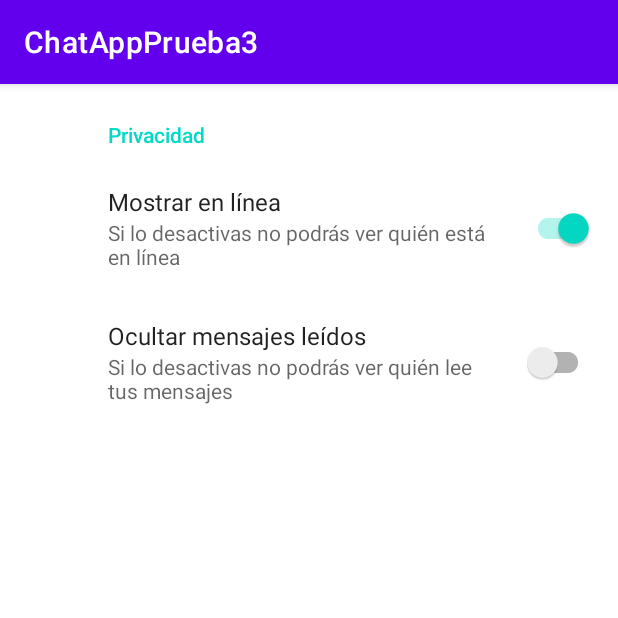
After one commit to Lulabudy/ChatApp, an Android app: the fragment SettingsFragment shown on its own in the app's theme, on a phone screen of 412 x 824 dp, the top half of it. The commit adds this screen. Run offline under Robolectric (Android 15) with nearby library versions, the phone set to English and light mode, and no system bars; our stand-ins replace Firebase (no records; nobody signed in at launch, a user with empty details on screens opened directly), androidx.preference; libraries missing offline, so code that uses them is left out: com.firebase.ui.

Commit message:
Construccion del sistema de preferencias

```diff
--- a/app/build.gradle
+++ b/app/build.gradle
@@ -45,6 +45,7 @@ dependencies {
     implementation 'com.github.bumptech.glide:glide:4.11.0'
     implementation 'androidx.legacy:legacy-support-v4:1.0.0'
     implementation 'com.google.firebase:firebase-storage:19.2.1'
+    implementation 'androidx.preference:preference:1.1.1'
     annotationProcessor 'com.github.bumptech.glide:compiler:4.11.0'
     implementation 'androidx.annotation:annotation:1.1.0'
     testImplementation 'junit:junit:4.+'
--- a/app/src/main/java/com/example/chatappprueba3/ui/login/RegisterFragment.java
+++ b/app/src/main/java/com/example/chatappprueba3/ui/login/RegisterFragment.java
@@ -157,9 +157,7 @@ public class RegisterFragment extends Fragment {
                     user.setDate(MyCalendar.getCurrentDateTime());
                     user.setEmail(firebaseUser.getEmail());
                     user.setAvatar(url);
-                    Log.i("test", "yendo ainsertuser");
-
-                    Log.i("test", register? "trueCREATEUSER":"falseCREATEUSER");
+                    user.setShowOnlinePrivacy(true);
                     insertUser(user);
                 } else {
                     Toast.makeText(getActivity(), "Ocurrio un fallo inesperado", Toast.LENGTH_SHORT).show();
--- /dev/null
+++ b/app/src/main/java/com/example/chatappprueba3/ui/settings/SettingsFragment.java
@@ -0,0 +1,117 @@
+package com.example.chatappprueba3.ui.settings;
+
+import android.content.SharedPreferences;
+import android.os.Bundle;
+import android.widget.Toast;
+
+import androidx.annotation.NonNull;
+import androidx.preference.PreferenceFragmentCompat;
+import androidx.preference.PreferenceManager;
+import androidx.preference.SwitchPreference;
+import androidx.preference.SwitchPreferenceCompat;
+
+import com.example.chatappprueba3.R;
+import com.google.android.gms.tasks.OnSuccessListener;
+import com.google.firebase.auth.FirebaseAuth;
+import com.google.firebase.auth.FirebaseUser;
+import com.google.firebase.database.DataSnapshot;
+import com.google.firebase.database.DatabaseError;
+import com.google.firebase.database.DatabaseReference;
+import com.google.firebase.database.FirebaseDatabase;
+import com.google.firebase.database.ValueEventListener;
+
+import static com.firebase.ui.auth.AuthUI.getApplicationContext;
+
+public class SettingsFragment extends PreferenceFragmentCompat implements SharedPreferences.OnSharedPreferenceChangeListener {
+
+    public SwitchPreferenceCompat showOnlinePref;
+    private FirebaseUser firebaseAuth;
+    private FirebaseDatabase firebaseDatabase;
+    private DatabaseReference ref;
+    //private SharedPreferences preferences = PreferenceManager.getDefaultSharedPreferences(getActivity().getApplicationContext());
+    //private SharedPreferences.Editor editor = preferences.edit();
+    @Override
+    public void onCreatePreferences(Bundle savedInstanceState, String rootKey) {
+        setPreferencesFromResource(R.xml.root_preferences, rootKey);
+        setHasOptionsMenu(true);
+
+        showOnlinePref = (SwitchPreferenceCompat) findPreference("online");
+        //showOnlinePref.setEnabled(true);
+        firebaseAuth = FirebaseAuth.getInstance().getCurrentUser();
+        firebaseDatabase = FirebaseDatabase.getInstance();
+        ref = firebaseDatabase.getReference("Users").child(firebaseAuth.getUid());
+    }
+
+
+    public void onSharedPreferenceChanged(SharedPreferences sharedPreferences, String key){
+        if (key.equals("online")) {
+            boolean showOnline = sharedPreferences.getBoolean("online", true);
+
+            if (showOnline) {
+                showOnlinePref.setSummary("Enabled");
+
+                ref.addListenerForSingleValueEvent(new ValueEventListener() {
+                    @Override
+                    public void onDataChange(@NonNull DataSnapshot snapshot) {
+                        ref.child("showOnlinePrivacy").setValue(true);
+                    }
+
+                    @Override
+                    public void onCancelled(@NonNull DatabaseError error) {
+
+                    }
+                });
+            } else {
+                showOnlinePref.setSummary("Disabled");
+                ref.addListenerForSingleValueEvent(new ValueEventListener() {
+                    @Override
+                    public void onDataChange(@NonNull DataSnapshot snapshot) {
+                        ref.child("showOnlinePrivacy").setValue(false);
+                    }
+
+                    @Override
+                    public void onCancelled(@NonNull DatabaseError error) {
+
+                    }
+                });
+            }
+        }
+    }
+
+    @Override
+    public void onResume() {
+        super.onResume();
+
+        SharedPreferences preferences = PreferenceManager.getDefaultSharedPreferences(getContext());
+
+        boolean showOnline = preferences.getBoolean("online", true);
+        //Do whatever you want here. This is an example.
+        if (showOnline) {
+            showOnlinePref.setSummary("Enabled");
+            ref.addListenerForSingleValueEvent(new ValueEventListener() {
+                @Override
+                public void onDataChange(@NonNull DataSnapshot snapshot) {
+                    ref.child("showOnlinePrivacy").setValue(true);
+                }
+
+                @Override
+                public void onCancelled(@NonNull DatabaseError error) {
+
+                }
+            });
+        } else {
+            showOnlinePref.setSummary("Disabled");
+            ref.addListenerForSingleValueEvent(new ValueEventListener() {
+                @Override
+                public void onDataChange(@NonNull DataSnapshot snapshot) {
+                    ref.child("showOnlinePrivacy").setValue(false);
+                }
+
+                @Override
+                public void onCancelled(@NonNull DatabaseError error) {
+
+                }
+            });
+        }
+    }
+}
--- a/app/src/main/res/drawable/circular_button_green.xml
+++ b/app/src/main/res/drawable/circular_button_green.xml
@@ -3,7 +3,7 @@
     android:color="#008783">
     <item>
         <shape android:shape="oval">
-            <solid android:color="#008783"/>
+            <solid android:color="@color/mainGreen"/>
         </shape>
     </item>
 </ripple>
--- a/app/src/main/res/drawable/rectangle_green.xml
+++ b/app/src/main/res/drawable/rectangle_green.xml
@@ -2,6 +2,6 @@
 <shape xmlns:android="http://schemas.android.com/apk/res/android"
     android:shape="rectangle">
     <corners android:radius="5dp" />
-    <solid android:color="#D1FFD7"></solid>
+    <solid android:color="@color/myMessageGreen"></solid>
 
 </shape>
--- a/app/src/main/res/drawable/rectangle_white.xml
+++ b/app/src/main/res/drawable/rectangle_white.xml
@@ -2,6 +2,6 @@
 <shape xmlns:android="http://schemas.android.com/apk/res/android"
     android:shape="rectangle">
     <corners android:radius="5dp" />
-    <solid android:color="#FFFFFF"></solid>
+    <solid android:color="@color/white"></solid>
 
 </shape>
--- a/app/src/main/res/layout/app_bar_main.xml
+++ b/app/src/main/res/layout/app_bar_main.xml
@@ -15,7 +15,7 @@
             android:id="@+id/toolbar"
             android:layout_width="match_parent"
             android:layout_height="?attr/actionBarSize"
-            android:background="#008783"
+            android:background="@color/mainGreen"
             app:popupTheme="@style/Theme.ChatAppPrueba3.PopupOverlay" />
 
     </com.google.android.material.appbar.AppBarLayout>
--- a/app/src/main/res/values/styles.xml
+++ b/app/src/main/res/values/styles.xml
@@ -7,11 +7,11 @@
 
     </style>
 
-    <style name="Button.Default" parent="ThemeOverlay.AppCompat">
+    <style name="Button.Default" parent="ThemeOverlay.AppCompat" value="#D6D6D6">
         <item name="colorPrimary">#D6D6D6</item>
     </style>
 
-    <style name="Button.Pressed" parent="ThemeOverlay.AppCompat">
+    <style name="Button.Pressed" parent="ThemeOverlay.AppCompat" value="">
         <item name="colorPrimary">#6E6E6E</item>
     </style>
 
--- /dev/null
+++ b/app/src/main/res/xml/root_preferences.xml
@@ -0,0 +1,24 @@
+<PreferenceScreen xmlns:tools="http://schemas.android.com/tools"
+    xmlns:android="http://schemas.android.com/apk/res/android"
+    xmlns:app="http://schemas.android.com/apk/res-auto">
+
+
+
+    <PreferenceCategory app:title="Privacidad">
+
+        <SwitchPreferenceCompat
+            app:key="online"
+            app:defaultValue="true"
+            app:summaryOff="Si lo desactivas no podrás ver quién está en línea"
+            app:summaryOn="Si lo desactivas no podrás ver quién está en línea"
+            app:title="Mostrar en línea" />
+
+        <SwitchPreferenceCompat
+            app:key="read"
+            app:summaryOff="Si lo desactivas no podrás ver quién lee tus mensajes"
+            app:summaryOn="Si lo desactivas no podrás ver quién lee tus mensajes"
+            app:title="Ocultar mensajes leídos" />
+
+    </PreferenceCategory>
+
+</PreferenceScreen>
```
Also changed, not shown: app/src/main/java/com/example/chatappprueba3/ChatActivity.java (+16 -14 lines), app/src/main/java/com/example/chatappprueba3/MainActivity.java (+22 -2 lines), app/src/main/java/com/example/chatappprueba3/clases/User.java (+11 -2 lines), app/src/main/res/layout/activity_chat.xml (+13 -14 lines), app/src/main/res/navigation/mobile_navigation.xml (+7 -5 lines), app/src/main/res/values/arrays.xml (added, +12 -0 lines), app/src/main/res/values/colors.xml (+12 -0 lines), app/src/main/res/values/strings.xml (+14 -0 lines).
